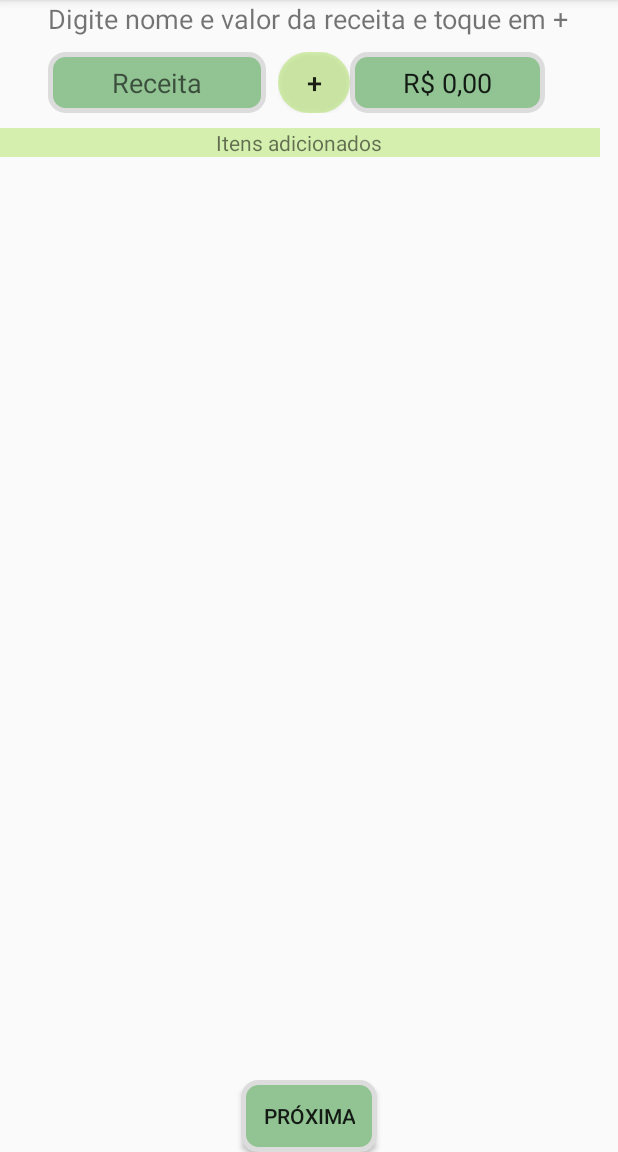
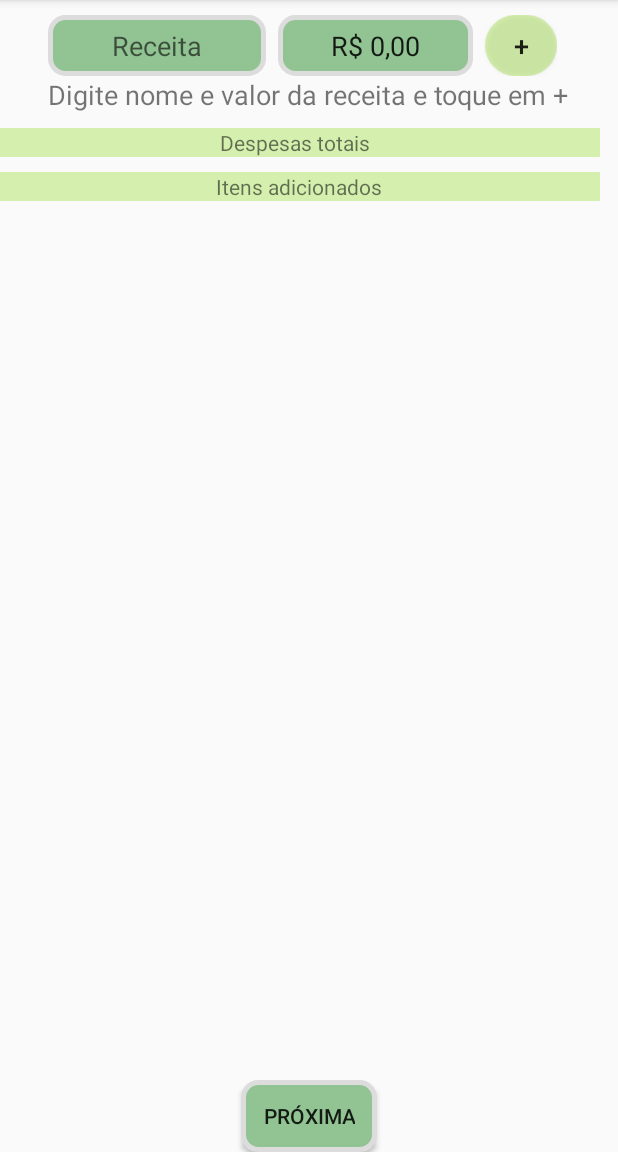
Before and after one commit to MauroTi/OrcamentoDomestico, an Android app: the Main3Activity screen opened directly, with no data from a screen before it, on a phone screen of 412 x 824 dp, the part 84-1236 px from its top. Run offline under Robolectric (Android 15) with nearby library versions, the phone set to English and light mode, and no system bars; our stand-ins replace Firebase (no records; nobody signed in at launch, a user with empty details on screens opened directly); 4 statements that could not run were skipped.

Commit message:
Adicionado campo despesas totais

```diff
--- a/app/src/main/java/com/example/orcamentodomestico/Main2Activity.java
+++ b/app/src/main/java/com/example/orcamentodomestico/Main2Activity.java
@@ -110,6 +110,7 @@ public class Main2Activity extends AppCompatActivity {
                         int itensDespesa = adapter.getCount();
                         testeAdd = itensDespesa;
                         itensAddDespesa.setText(String.valueOf(itensDespesa));
+
                     }
                 });
     }
--- a/app/src/main/java/com/example/orcamentodomestico/Main3Activity.java
+++ b/app/src/main/java/com/example/orcamentodomestico/Main3Activity.java
@@ -1,5 +1,6 @@
 package com.example.orcamentodomestico;
 
+import android.annotation.SuppressLint;
 import android.content.Context;
 import android.content.DialogInterface;
 import android.content.Intent;
@@ -20,6 +21,7 @@ import com.google.firebase.auth.FirebaseAuth;
 import com.google.firebase.database.DatabaseReference;
 import com.google.firebase.database.FirebaseDatabase;
 
+import java.text.DecimalFormat;
 import java.util.ArrayList;
 import java.util.Iterator;
 import java.util.Locale;
@@ -36,6 +38,9 @@ public class Main3Activity extends AppCompatActivity {
     int testeAdd;
     String valor = String.valueOf(0);
     Float despesas;
+    Float receitas = Float.valueOf(0);
+    Float diferenca = Float.valueOf(0);
+    Float pegaValor;
 
     // controles da tela
     EditText txtReceita;
@@ -43,6 +48,8 @@ public class Main3Activity extends AppCompatActivity {
     Button btnAdicionar;
     ListView minhaLista;
     MonetaryMask monetaryMask;
+
+    TextView tvDespesaTotal;
     // fim dos controles da tela
 
     public boolean onCreateOptionsMenu(android.view.Menu menu) {
@@ -54,6 +61,7 @@ public class Main3Activity extends AppCompatActivity {
 
     ;
 
+    @SuppressLint("WrongViewCast")
     @Override
     protected void onCreate(Bundle savedInstanceState) {
         super.onCreate(savedInstanceState);
@@ -69,11 +77,14 @@ public class Main3Activity extends AppCompatActivity {
         minhaLista.setAdapter(adapter);
         txtReceita = findViewById(R.id.receita);
         txtValorReceita = findViewById(R.id.valorReceita);
+
+        tvDespesaTotal = findViewById(R.id.tvDespesaTotal);
         monetaryMask = new MonetaryMask(this.txtValorReceita);
         btnAdicionar = findViewById(R.id.btnAdicionarReceita);
 
         Locale mLocale = new Locale("pt", "BR");
         txtValorReceita.addTextChangedListener(new MonetaryMask(txtValorReceita, mLocale));
+
 
         btnAdicionar.setOnClickListener(
                 new View.OnClickListener() {
@@ -94,8 +105,21 @@ public class Main3Activity extends AppCompatActivity {
                         int itensReceita = adapter.getCount();
                         testeAdd = itensReceita;
                         itensAddReceita.setText(String.valueOf(itensReceita));
+
+
                     }
                 });
+
+        //Campo soma das despesas
+        Bundle extras = getIntent().getExtras();
+        despesas = extras.getFloat("TotalDespesas");
+        String desp;
+        desp = despesas.toString();
+
+        Double despesaDouble = Double.parseDouble(desp);
+        DecimalFormat dfDespesas = new DecimalFormat("R$ ,##0.00");
+        String saidaDespesas = dfDespesas.format(despesaDouble);
+        tvDespesaTotal.setText(saidaDespesas);
     }
 
 
@@ -158,9 +182,6 @@ public class Main3Activity extends AppCompatActivity {
 
     public void proxima(View view) {
 
-        Float receitas = Float.valueOf(0);
-        Float diferenca = Float.valueOf(0);
-        Float pegaValor;
 
         if ((testeAdd > 0) && (!valor.equals(""))) {
             try {
--- a/app/src/main/res/layout/activity_main2.xml
+++ b/app/src/main/res/layout/activity_main2.xml
@@ -11,24 +11,6 @@
         android:layout_height="wrap_content"
         android:orientation="vertical"
         tools:ignore="MissingConstraints">
-
-        <LinearLayout
-            android:layout_width="wrap_content"
-            android:layout_height="wrap_content"
-            android:layout_gravity="center"
-            android:gravity="center"
-            android:orientation="horizontal">
-
-            <TextView
-                android:id="@+id/txtDigitaDespesa"
-                android:layout_width="wrap_content"
-                android:layout_height="wrap_content"
-                android:gravity="center|top"
-                android:text="Digite nome e valor da despesa e toque em +"
-                android:textSize="18sp"
-                android:visibility="visible"
-                tools:visibility="visible" />
-        </LinearLayout>
 
         <LinearLayout
             android:layout_width="wrap_content"
@@ -113,6 +95,24 @@
         </LinearLayout>
 
         <LinearLayout
+            android:layout_width="wrap_content"
+            android:layout_height="wrap_content"
+            android:layout_gravity="center"
+            android:gravity="center"
+            android:orientation="horizontal">
+
+            <TextView
+                android:id="@+id/txtDigitaDespesa"
+                android:layout_width="wrap_content"
+                android:layout_height="wrap_content"
+                android:gravity="center|top"
+                android:text="Digite nome e valor da despesa e toque em +"
+                android:textSize="18sp"
+                android:visibility="visible"
+                tools:visibility="visible" />
+        </LinearLayout>
+
+        <LinearLayout
             android:id="@+id/linearLayoutQuantidadeDespesa"
             android:layout_width="match_parent"
             android:layout_height="wrap_content"
@@ -121,7 +121,8 @@
             android:layout_marginRight="8dp"
             android:background="#5384D610"
             android:gravity="center"
-            android:orientation="horizontal">
+            android:orientation="horizontal"
+            tools:ignore="DuplicateIds">
 
 
             <TextView
@@ -134,7 +135,7 @@
                 android:inputType="text" />
 
             <TextView
-                android:id="@+id/textView2"
+                android:id="@+id/textViewdespesas"
                 android:layout_width="wrap_content"
                 android:layout_height="wrap_content"
                 android:layout_gravity="center"
--- a/app/src/main/res/layout/activity_main3.xml
+++ b/app/src/main/res/layout/activity_main3.xml
@@ -12,24 +12,6 @@
         android:layout_height="wrap_content"
         android:orientation="vertical"
         tools:ignore="MissingConstraints">
-
-        <LinearLayout
-            android:layout_width="wrap_content"
-            android:layout_height="wrap_content"
-            android:layout_gravity="center"
-            android:gravity="center"
-            android:orientation="horizontal">
-
-            <TextView
-                android:id="@+id/txtDigitaReceita"
-                android:layout_width="wrap_content"
-                android:layout_height="wrap_content"
-                android:gravity="center|top"
-                android:text="Digite nome e valor da receita e toque em +"
-                android:textSize="18sp"
-                android:visibility="visible"
-                tools:visibility="visible" />
-        </LinearLayout>
 
         <LinearLayout
             android:layout_width="wrap_content"
@@ -70,23 +52,6 @@
                     android:layout_height="match_parent"
                     android:orientation="horizontal">
 
-                    <Button
-                        android:id="@+id/btnAdicionarReceita"
-                        style="@style/Widget.AppCompat.Button.Small"
-                        android:layout_width="wrap_content"
-                        android:layout_height="wrap_content"
-                        android:layout_gravity="center"
-                        android:background="@drawable/botao_redondo"
-                        android:baselineAligned="false"
-                        android:gravity="center"
-                        android:onClick="cria_receita"
-                        android:text="+"
-                        android:textAlignment="gravity"
-                        android:textSize="18sp"
-                        android:visibility="visible"
-                        tools:ignore="OnClick"
-                        tools:visibility="visible" />
-
                     <EditText
                         android:id="@+id/valorReceita"
                         android:layout_width="130dp"
@@ -105,9 +70,77 @@
                         android:visibility="visible"
                         tools:visibility="visible" />
 
+                    <Button
+                        android:id="@+id/btnAdicionarReceita"
+                        style="@style/Widget.AppCompat.Button.Small"
+                        android:layout_width="wrap_content"
+                        android:layout_height="wrap_content"
+                        android:layout_gravity="center"
+                        android:background="@drawable/botao_redondo"
+                        android:baselineAligned="false"
+                        android:gravity="center"
+                        android:onClick="cria_receita"
+                        android:text="+"
+                        android:textAlignment="gravity"
+                        android:textSize="18sp"
+                        android:visibility="visible"
+                        tools:ignore="OnClick"
+                        tools:visibility="visible" />
+
                 </LinearLayout>
 
             </LinearLayout>
+
+        </LinearLayout>
+
+        <LinearLayout
+            android:layout_width="wrap_content"
+            android:layout_height="wrap_content"
+            android:layout_gravity="center"
+            android:gravity="center"
+            android:orientation="horizontal">
+
+            <TextView
+                android:id="@+id/txtDigitaReceita"
+                android:layout_width="wrap_content"
+                android:layout_height="wrap_content"
+                android:gravity="center|top"
+                android:text="Digite nome e valor da receita e toque em +"
+                android:textSize="18sp"
+                android:visibility="visible"
+                tools:visibility="visible" />
+        </LinearLayout>
+
+        <LinearLayout
+            android:id="@+id/linearLayoutQuantidadeDespesa"
+            android:layout_width="match_parent"
+            android:layout_height="wrap_content"
+            android:layout_gravity="center"
+            android:layout_marginTop="10dp"
+            android:layout_marginRight="8dp"
+            android:background="#5384D610"
+            android:gravity="center"
+            android:orientation="horizontal">
+
+
+            <TextView
+                android:id="@+id/textViewdespesas"
+                android:layout_width="wrap_content"
+                android:layout_height="wrap_content"
+                android:layout_gravity="center"
+                android:layout_marginLeft="3dp"
+                android:layout_weight="0"
+                android:gravity="center"
+                android:text="Despesas totais" />
+
+            <TextView
+                android:id="@+id/tvDespesaTotal"
+                android:layout_width="wrap_content"
+                android:layout_height="wrap_content"
+                android:layout_gravity="center"
+                android:layout_marginLeft="7dp"
+                android:gravity="center" />
+
 
         </LinearLayout>
 
@@ -133,7 +166,7 @@
                 android:inputType="text" />
 
             <TextView
-                android:id="@+id/textView2"
+                android:id="@+id/textViewdespesas"
                 android:layout_width="wrap_content"
                 android:layout_height="wrap_content"
                 android:layout_gravity="center"
```
